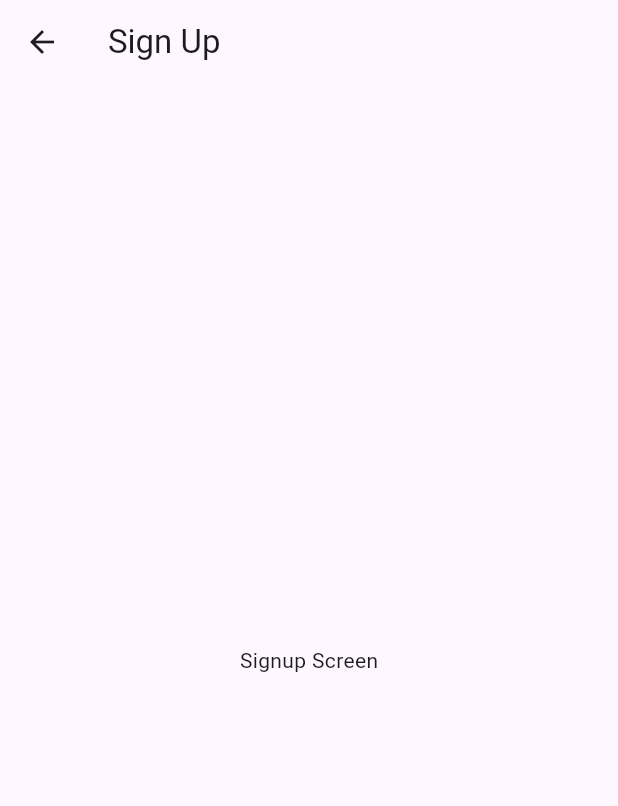
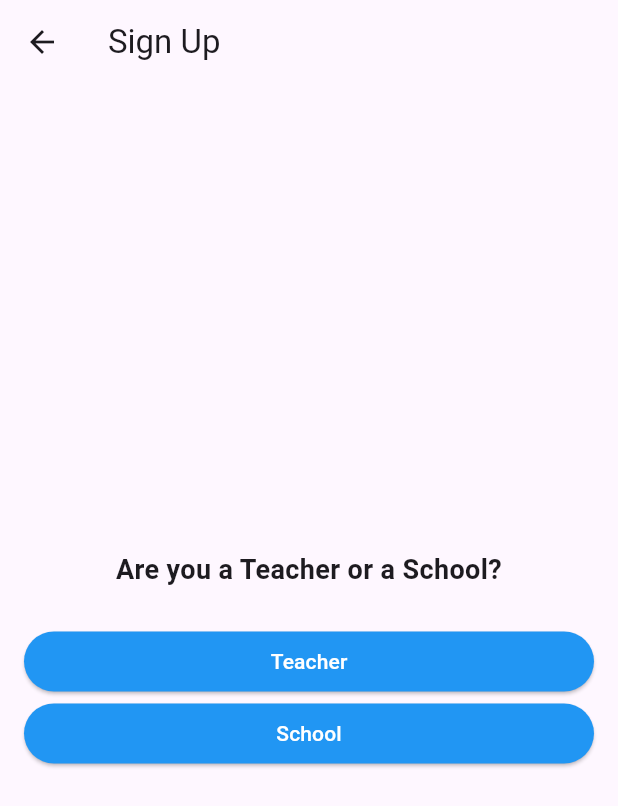
Before and after one commit to simsam2831/Teach, a Flutter app: the SignupScreen screen opened by its route, on a phone screen of 412 x 824 dp. Shown: the top 806 px of the screen. Run offline on Flutter 3.47's test engine with Material 3 defaults, Android fonts, the phone set to English and light mode, and no system bars; our stand-ins replace intl_phone_number_input.

Commit message:
Log In page (front), Sign up Teacher page (front)

```diff
--- a/teach_app/lib/main.dart
+++ b/teach_app/lib/main.dart
@@ -3,6 +3,7 @@
 import 'package:flutter/material.dart';
 import 'screens/login_screen.dart';
 import 'screens/signup_screen.dart';
+import 'screens/teacher_signup_screen.dart';
 
 void main() => runApp(MyApp());
 
@@ -21,7 +22,8 @@ class MyApp extends StatelessWidget {
       ),
       home: LoginScreen(),
       routes: {
-        '/signup': (context) => SignupScreen(), // Assure-toi d'avoir un fichier signup_screen.dart avec un widget SignupScreen.
+        '/signup': (context) => SignupScreen(),
+        '/signup-teacher': (context) => TeacherSignupScreen(),
       },
     );
   }
--- a/teach_app/lib/screens/signup_screen.dart
+++ b/teach_app/lib/screens/signup_screen.dart
@@ -1,4 +1,3 @@
-// lib/screens/signup_screen.dart
 import 'package:flutter/material.dart';
 
 class SignupScreen extends StatelessWidget {
@@ -8,8 +7,43 @@ class SignupScreen extends StatelessWidget {
       appBar: AppBar(
         title: Text('Sign Up'),
       ),
-      body: Center(
-        child: Text('Signup Screen'),
+      body: Padding(
+        padding: EdgeInsets.all(16.0),
+        child: Column(
+          mainAxisAlignment: MainAxisAlignment.center,
+          crossAxisAlignment: CrossAxisAlignment.stretch,
+          children: <Widget>[
+            Text(
+              'Are you a Teacher or a School?',
+              textAlign: TextAlign.center,
+              style: TextStyle(
+                fontSize: 18.0,
+                fontWeight: FontWeight.bold,
+              ),
+            ),
+            SizedBox(height: 24.0),
+            ElevatedButton(
+              style: ButtonStyle(
+                backgroundColor: MaterialStateProperty.all(Colors.blue), // Couleur d'arrière-plan
+                foregroundColor: MaterialStateProperty.all(Colors.white), // Couleur du texte
+              ),
+              child: Text('Teacher'),
+              onPressed: () {
+                Navigator.of(context).pushNamed('/signup-teacher');
+              },
+            ),
+            ElevatedButton(
+              style: ButtonStyle(
+                backgroundColor: MaterialStateProperty.all(Colors.blue), // Couleur d'arrière-plan
+                foregroundColor: MaterialStateProperty.all(Colors.white), // Couleur du texte
+              ),
+              child: Text('School'),
+              onPressed: () {
+                // Logique pour s'inscrire en tant qu'école
+              },
+            ),
+          ],
+        ),
       ),
     );
   }
--- a/teach_app/pubspec.yaml
+++ b/teach_app/pubspec.yaml
@@ -30,6 +30,7 @@ environment:
 dependencies:
   flutter:
     sdk: flutter
+  intl_phone_number_input: ^0.7.0+2
 
 
   # The following adds the Cupertino Icons font to your application.
@@ -52,7 +53,8 @@ dev_dependencies:
 
 # The following section is specific to Flutter packages.
 flutter:
-
+  assets:
+    - assets/images/logo.png
   # The following line ensures that the Material Icons font is
   # included with your application, so that you can use the icons in
   # the material Icons class.
```
Also changed, not shown: teach_app/lib/screens/login_screen.dart (+2 -6 lines), teach_app/lib/screens/teacher_signup_screen.dart (added, +149 -0 lines), teach_app/assets/images/logo.png (added), teach_app/pubspec.lock, 10 other files.
